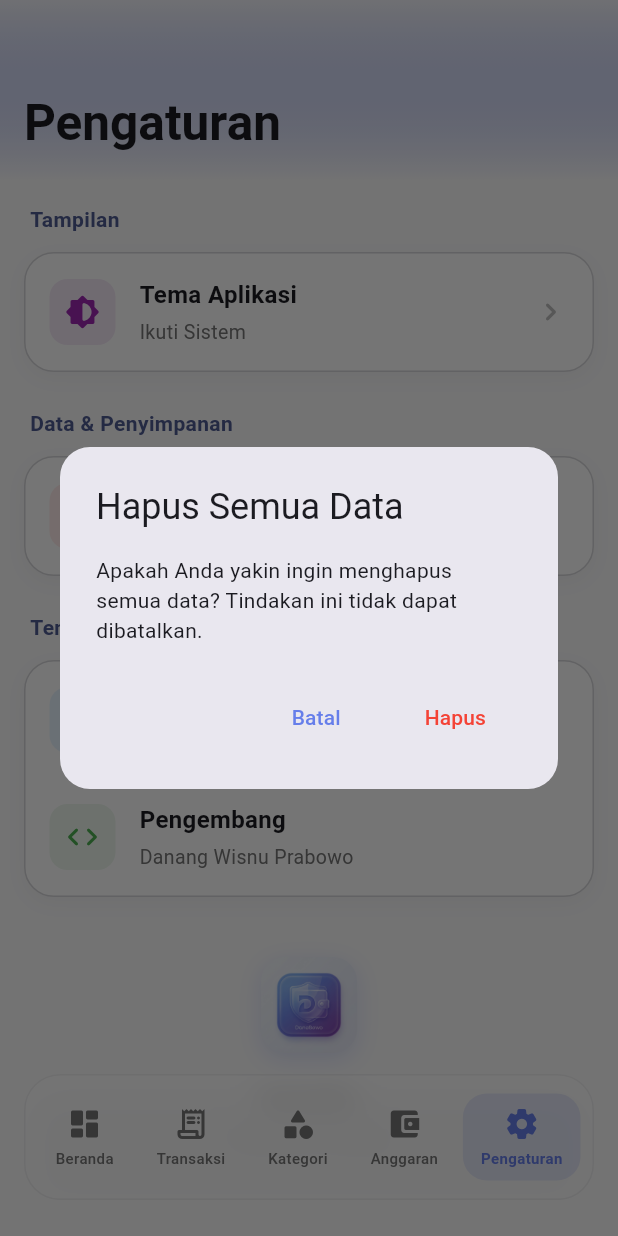
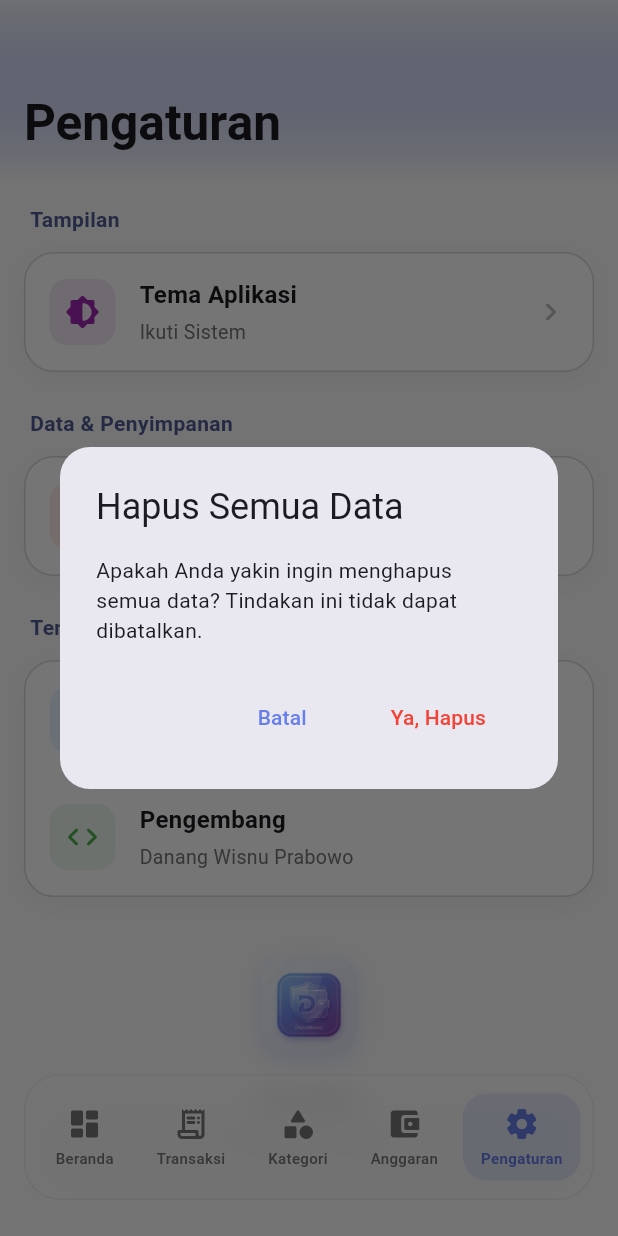
Before and after one commit to danang0202/DanaBowo-Financial-Tracker, a Flutter app: the screen it shows after launch, item 5 of the bottom bar chosen, after a tap on "Hapus Semua Data", on a phone screen of 412 x 824 dp. Run offline on Flutter 3.47's test engine with Material 3 defaults, Android fonts, the light colour scheme and no system bars; our stand-ins replace csv, fl_chart, hive, hive_flutter, pdf, share_plus; accounts and stored records are empty; generated files the repository leaves out were written again.

Commit message:
feat: Add income by category chart to the dashboard and enhance data deletion with a confirmation step.

```diff
--- a/lib/providers/transaction_provider.dart
+++ b/lib/providers/transaction_provider.dart
@@ -221,6 +221,20 @@ class TransactionProvider with ChangeNotifier {
     return result;
   }
 
+  /// Get income by category for a list of transactions
+  Map<String, double> getIncomeByCategory(List<Transaction> transactions) {
+    final Map<String, double> result = {};
+
+    for (final transaction in transactions) {
+      if (transaction.type == TransactionType.income) {
+        result[transaction.categoryId] =
+            (result[transaction.categoryId] ?? 0) + transaction.amount;
+      }
+    }
+
+    return result;
+  }
+
   /// Get transactions for a specific date
   List<Transaction> getTransactionsForDate(DateTime date) {
     final targetDate = DateTime(date.year, date.month, date.day);
--- a/lib/screens/dashboard_screen.dart
+++ b/lib/screens/dashboard_screen.dart
@@ -11,6 +11,7 @@ import '../utils/constants.dart';
 import '../widgets/summary_card.dart';
 import '../widgets/transaction_list_item.dart';
 import '../widgets/expense_chart.dart';
+import '../widgets/income_chart.dart';
 import '../widgets/budget_warning_card.dart';
 
 import 'add_transaction_screen.dart';
@@ -201,6 +202,8 @@ class _HomeTab extends StatelessWidget {
 
           final expenseByCategory =
               transactionProvider.getExpenseByCategory(monthTransactions);
+          final incomeByCategory =
+              transactionProvider.getIncomeByCategory(monthTransactions);
           final warningBudgets =
               budgetProvider.getWarningBudgets(monthTransactions);
           final recentTransactions =
@@ -395,6 +398,25 @@ class _HomeTab extends StatelessWidget {
                         ),
                         const SizedBox(height: 24),
 
+                        // Income chart
+                        if (incomeByCategory.isNotEmpty) ...[
+                          Text(
+                            'Pemasukan Bulan Ini',
+                            style: Theme.of(context)
+                                .textTheme
+                                .titleMedium
+                                ?.copyWith(
+                                  fontWeight: FontWeight.bold,
+                                ),
+                          ),
+                          const SizedBox(height: 8),
+                          IncomeChart(
+                            incomeByCategory: incomeByCategory,
+                            categoryProvider: categoryProvider,
+                          ),
+                          const SizedBox(height: 24),
+                        ],
+
                         // Expense chart
                         if (expenseByCategory.isNotEmpty) ...[
                           Text(
```
Also changed, not shown: lib/screens/settings_screen.dart (+88 -11 lines), lib/widgets/income_chart.dart (added, +135 -0 lines).
